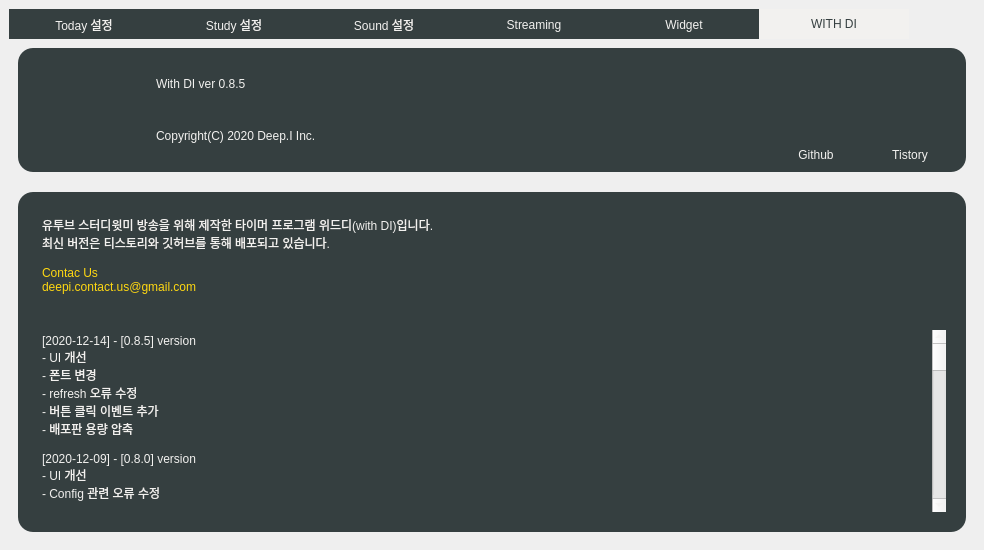
First picture: the form in resource/main.ui, repository DEEPI-LAB/python-study-with-me-timer, before the edit.
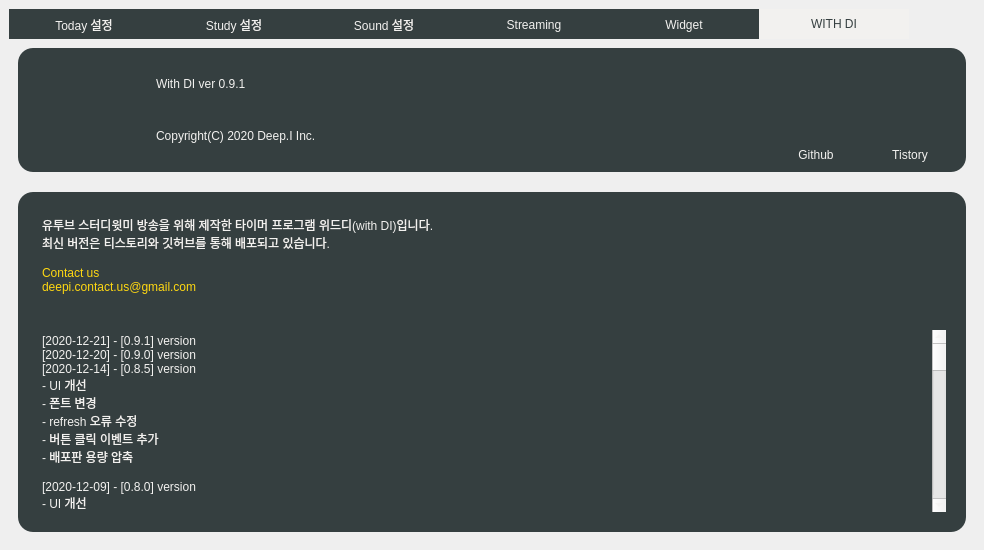
Second picture: the form after the edit. The open tabs and pages were chosen to show the change. Icons and pictures are not drawn.

The edit to the form file:
```diff
--- a/resource/main.ui
+++ b/resource/main.ui
@@ -4527,7 +4527,7 @@
 color :    #F2F1EF;</string>
                 </property>
                 <property name="text">
-                 <string>With DI ver 0.8.5</string>
+                 <string>With DI ver 0.9.1</string>
                 </property>
                </widget>
               </item>
@@ -4625,7 +4625,7 @@
               <bool>true</bool>
              </property>
              <property name="plainText">
-              <string>Contac Us
+              <string>Contact us
 deepi.contact.us@gmail.com</string>
              </property>
             </widget>
@@ -4637,7 +4637,9 @@
 	font: 17px &quot;나눔스퀘어_ac Bold&quot;;</string>
              </property>
              <property name="plainText">
-              <string>[2020-12-14] - [0.8.5] version
+              <string>[2020-12-21] - [0.9.1] version
+[2020-12-20] - [0.9.0] version
+[2020-12-14] - [0.8.5] version
 - UI 개선
 - 폰트 변경
 - refresh 오류 수정
```
Left out of the diff: 1 changed line with no effect on the pictures.
